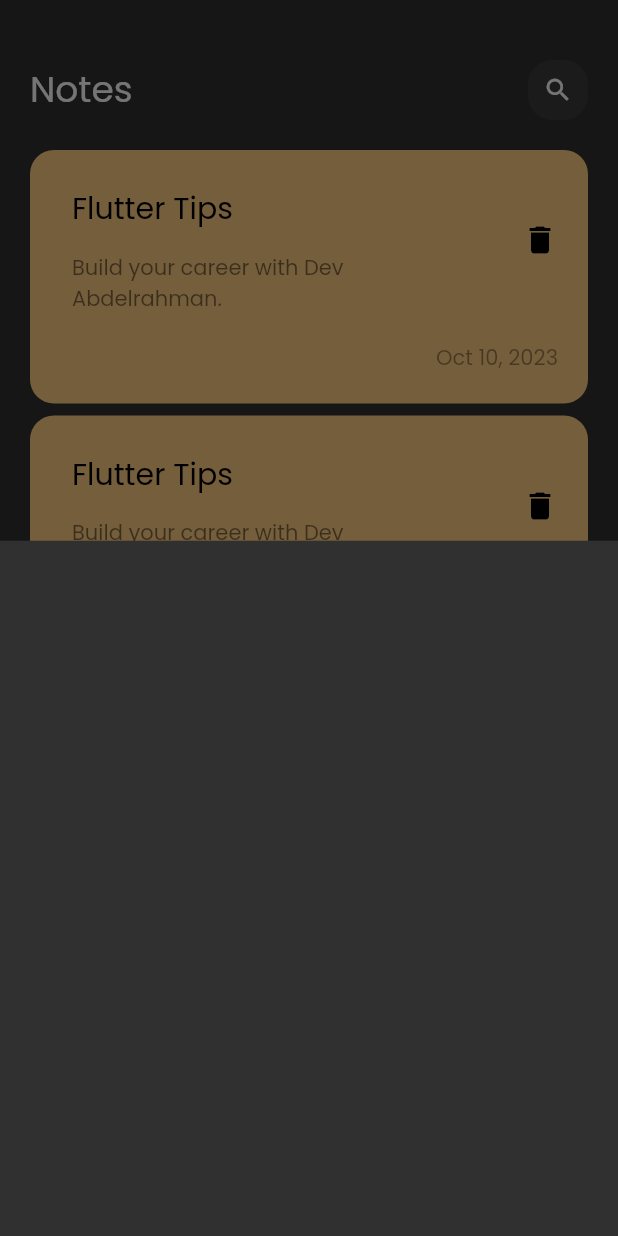
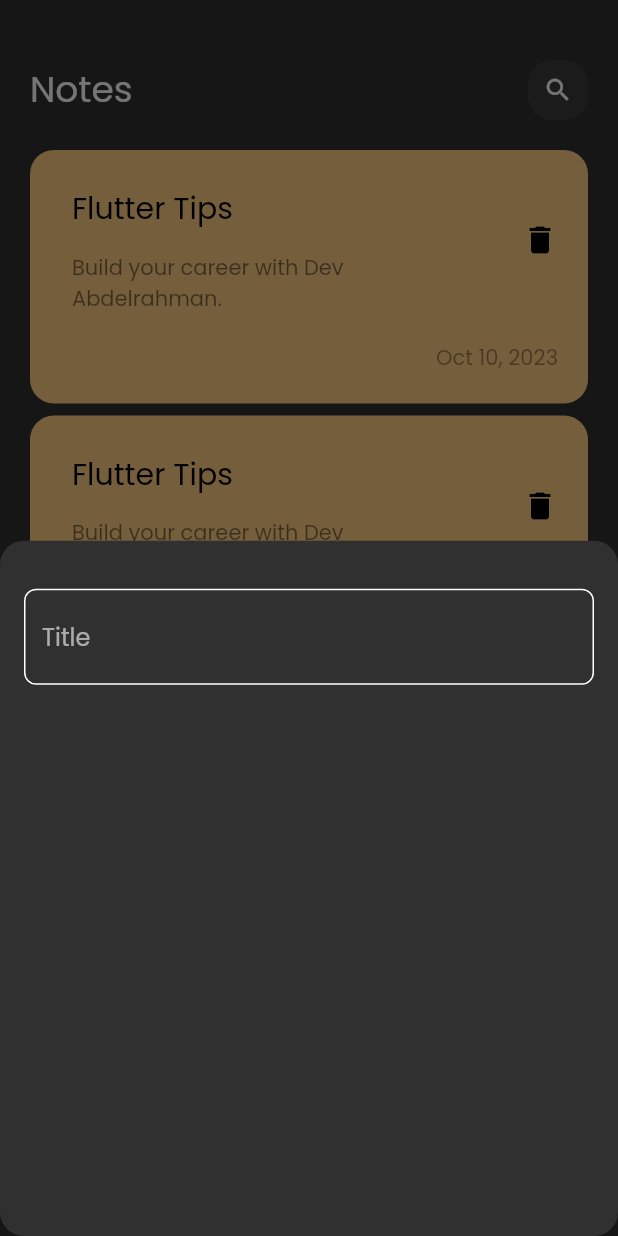
Before and after one commit to abdelrahmanm27/notes_app, a Flutter app: the screen it shows after launch, after a tap on the "add" icon, on a phone screen of 412 x 824 dp. Run offline on Flutter 3.47's test engine with Material 2 defaults, Android fonts, the phone set to English and light mode, and no system bars.

Commit message:
create custom text field

```diff
--- /dev/null
+++ b/lib/constants.dart
@@ -0,0 +1,3 @@
+import 'package:flutter/material.dart';
+
+const kPrimaryColor = Color(0xff62fcd7);
--- a/lib/views/notes_view.dart
+++ b/lib/views/notes_view.dart
@@ -11,6 +11,9 @@ class NotesView extends StatelessWidget {
       floatingActionButton: FloatingActionButton(
         onPressed: () {
           showModalBottomSheet(
+            shape: RoundedRectangleBorder(
+              borderRadius: BorderRadius.circular(16),
+            ),
             context: context,
             builder: (context) {
               return AddNoteBottomSheet();
--- a/lib/widgets/add_notes_bottom_sheet.dart
+++ b/lib/widgets/add_notes_bottom_sheet.dart
@@ -1,10 +1,19 @@
-// ignore_for_file: use_key_in_widget_constructors
+// ignore_for_file: use_key_in_widget_constructors, prefer_const_constructors, prefer_const_literals_to_create_immutables
 
 import 'package:flutter/material.dart';
+import 'package:notes_app/widgets/custom_text_field.dart';
 
 class AddNoteBottomSheet extends StatelessWidget {
   @override
   Widget build(BuildContext context) {
-    return Container();
+    return Padding(
+      padding: const EdgeInsets.symmetric(horizontal: 16.0),
+      child: Column(
+        children: [
+          SizedBox(height: 32,),
+          CustomTextField(),
+        ],
+      ),
+    );
   }
 }
--- /dev/null
+++ b/lib/widgets/custom_text_field.dart
@@ -0,0 +1,27 @@
+// ignore_for_file: prefer_const_constructors, use_key_in_widget_constructors
+
+import 'package:flutter/material.dart';
+import 'package:notes_app/constants.dart';
+
+class CustomTextField extends StatelessWidget {
+  @override
+  Widget build(BuildContext context) {
+    return TextField(
+      cursorColor: kPrimaryColor,
+      decoration: InputDecoration(
+        hintText: 'Title',
+        enabledBorder: buildBorder(),
+        focusedBorder: buildBorder(kPrimaryColor),
+      ),
+    );
+  }
+
+  OutlineInputBorder buildBorder([color]) {
+    return OutlineInputBorder(
+      borderRadius: BorderRadius.circular(8),
+      borderSide: BorderSide(
+        color: color ?? Colors.white,
+      ),
+    );
+  }
+}
```
